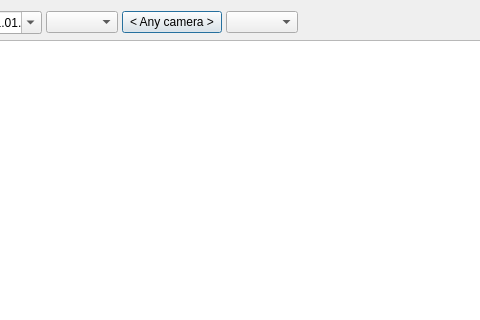
Qt form client/src/ui/dialogs/event_log_dialog.ui (networkoptix/nx_open) before a commit; both pictures show x 89 to 569 and y 0 to 320 of the 1054 by 719 pixel window.
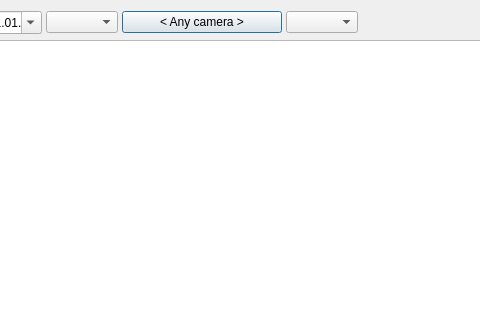
The same form after that commit. Custom widgets are drawn as their Qt base class.

Commit message:
event log: controls alignment in progress
<==== Mercurial data ====>
Branch: events_db

```diff
--- a/client/src/ui/dialogs/event_log_dialog.ui
+++ b/client/src/ui/dialogs/event_log_dialog.ui
@@ -75,7 +75,7 @@
       <widget class="QPushButton" name="cameraButton">
        <property name="minimumSize">
         <size>
-         <width>100</width>
+         <width>160</width>
          <height>0</height>
         </size>
        </property>
```
Left out of the diff: 2 changed lines with no effect on the pictures. The commit also changes 1 other file.
